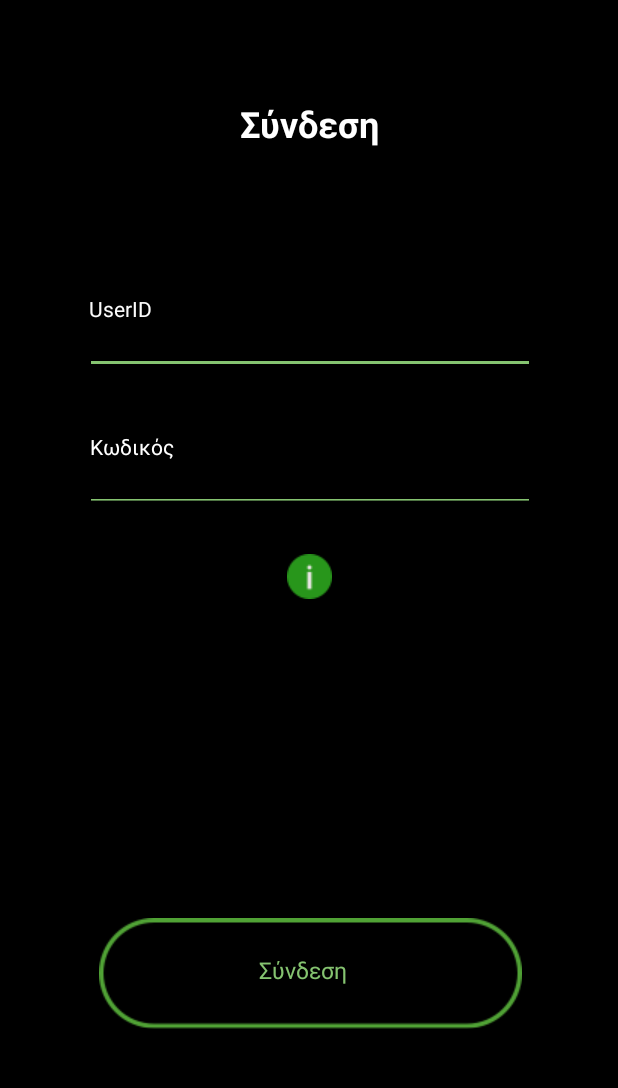
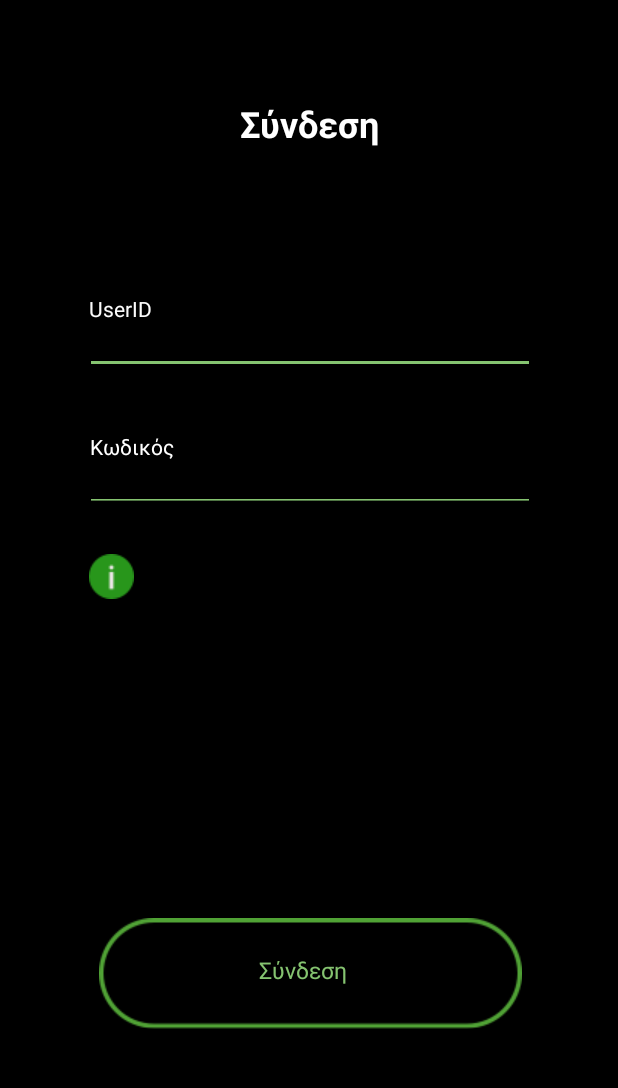
Before and after one commit to AlexandrosAlexandrov/MobileEvaluationApp, an Android app: the screen it shows after launch (MainActivity), on a phone screen of 412 x 824 dp, the part 84-1172 px from its top. Run offline under Robolectric (Android 15) with nearby library versions, the phone set to English and light mode, and no system bars.

```diff
--- a/app/src/main/java/com/example/mobileevaluationproject/MainActivity.kt
+++ b/app/src/main/java/com/example/mobileevaluationproject/MainActivity.kt
@@ -2,6 +2,7 @@ package com.example.mobileevaluationproject
 
 import SessionManager
 import android.content.Intent
+import android.media.Image
 import android.os.Bundle
 import android.os.Handler
 import android.text.Editable
@@ -10,6 +11,7 @@ import android.util.Log
 import android.widget.EditText
 import android.widget.ImageButton
 import android.widget.Toast
+import androidx.appcompat.app.AlertDialog
 import androidx.appcompat.app.AppCompatActivity
 import retrofit2.Call
 import retrofit2.Callback
@@ -28,6 +30,7 @@ class MainActivity : AppCompatActivity() {
     lateinit var useridText: EditText
     lateinit var passwordText: EditText
     lateinit var sessionManager: SessionManager
+    lateinit var infoButton: ImageButton
 
     override fun onCreate(savedInstanceState: Bundle?) {
         super.onCreate(savedInstanceState)
@@ -91,6 +94,15 @@ class MainActivity : AppCompatActivity() {
             }
         }
 
+        infoButton = findViewById(R.id.infoButton)
+        infoButton.setOnClickListener { val builder = AlertDialog.Builder(this)
+            builder.setTitle("Πληροφορίες Σύνδεσης")
+            builder.setMessage("UserID: 4 χαρακτήρες (2 κεφαλαία 4 ψηφία)\n" +
+                    "\n" +
+                    "Password: τουλάχιστον 8 χαρακτήρες (2 κεφαλαία, 3 πεζά, 1 ειδικός χαρακτήρας, 2 ψηφία")
+            builder.setPositiveButton("ΟΚ") { dialog, which -> }
+            builder.show() }
+
     }
 
     private fun checkUserID(text: String?): Boolean {
--- a/app/src/main/res/layout/activity_main.xml
+++ b/app/src/main/res/layout/activity_main.xml
@@ -97,19 +97,19 @@
         app:layout_constraintVertical_bias="0.55" />
 
     <TextView
+        android:layout_width="67dp"
+        android:layout_height="20dp"
         android:layout_marginLeft="94dp"
         android:layout_marginTop="571dp"
         android:layout_marginRight="93dp"
         android:layout_marginBottom="47dp"
-        android:layout_width="67dp"
-        android:layout_height="20dp"
+        android:text="@string/login"
+        android:textColor="#85c370"
+        android:textSize="15.5sp"
         app:layout_constraintBottom_toBottomOf="parent"
         app:layout_constraintEnd_toEndOf="parent"
         app:layout_constraintStart_toStartOf="parent"
-        app:layout_constraintTop_toTopOf="parent"
-        android:text="@string/login"
-        android:textColor="#85c370"
-        android:textSize="15.5sp"/>
+        app:layout_constraintTop_toTopOf="parent" />
 
     <TextView
         android:id="@+id/Password"
@@ -129,14 +129,15 @@
         app:layout_constraintTop_toTopOf="parent" />
 
     <ImageButton
-        android:id="@+id/imageButton3"
+        android:id="@+id/infoButton"
+        style="@style/Widget.AppCompat.Button.Borderless"
         android:layout_width="wrap_content"
         android:layout_height="wrap_content"
+        android:layout_marginRight="264dp"
         app:layout_constraintBottom_toBottomOf="parent"
         app:layout_constraintEnd_toEndOf="parent"
         app:layout_constraintStart_toStartOf="parent"
         app:layout_constraintTop_toTopOf="parent"
-        app:srcCompat="@drawable/ic_info"
-        style="@style/Widget.AppCompat.Button.Borderless"/>
+        app:srcCompat="@drawable/ic_info" />
 
 </androidx.constraintlayout.widget.ConstraintLayout>
--- a/app/src/main/res/values/themes.xml
+++ b/app/src/main/res/values/themes.xml
@@ -20,4 +20,5 @@
         <item name="android:letterSpacing">0</item>
         <item name="android:textColor">#ffffff</item>
     </style>
+
 </resources>
```
Lines whose indentation alone changed are shown as unchanged.
